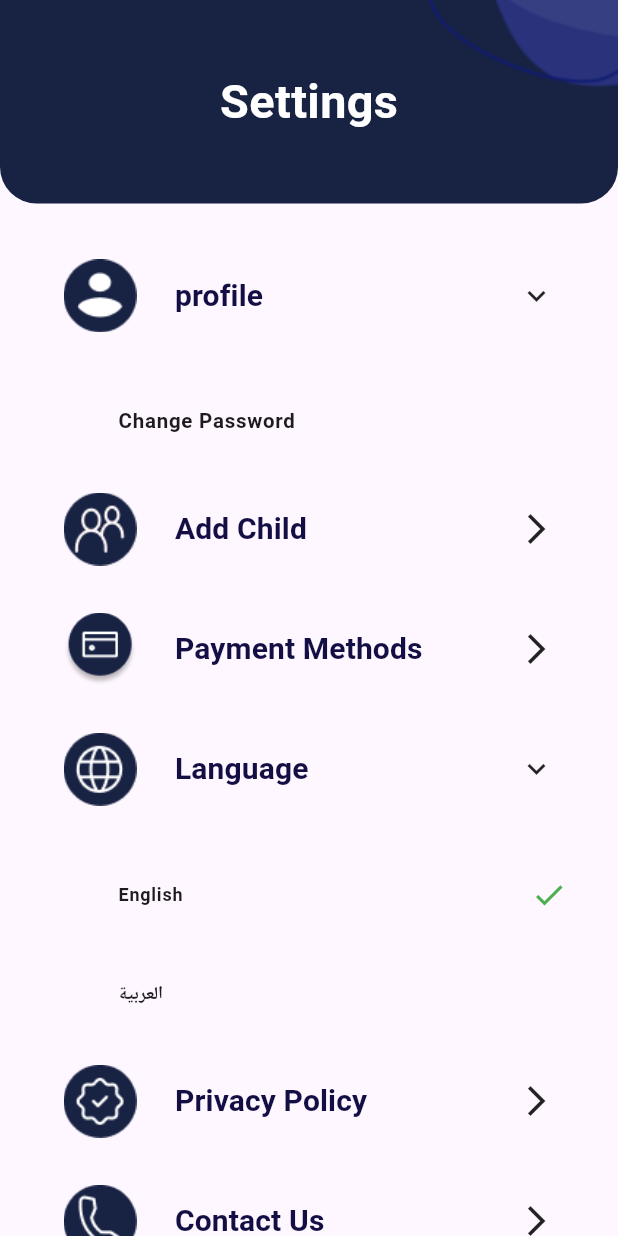
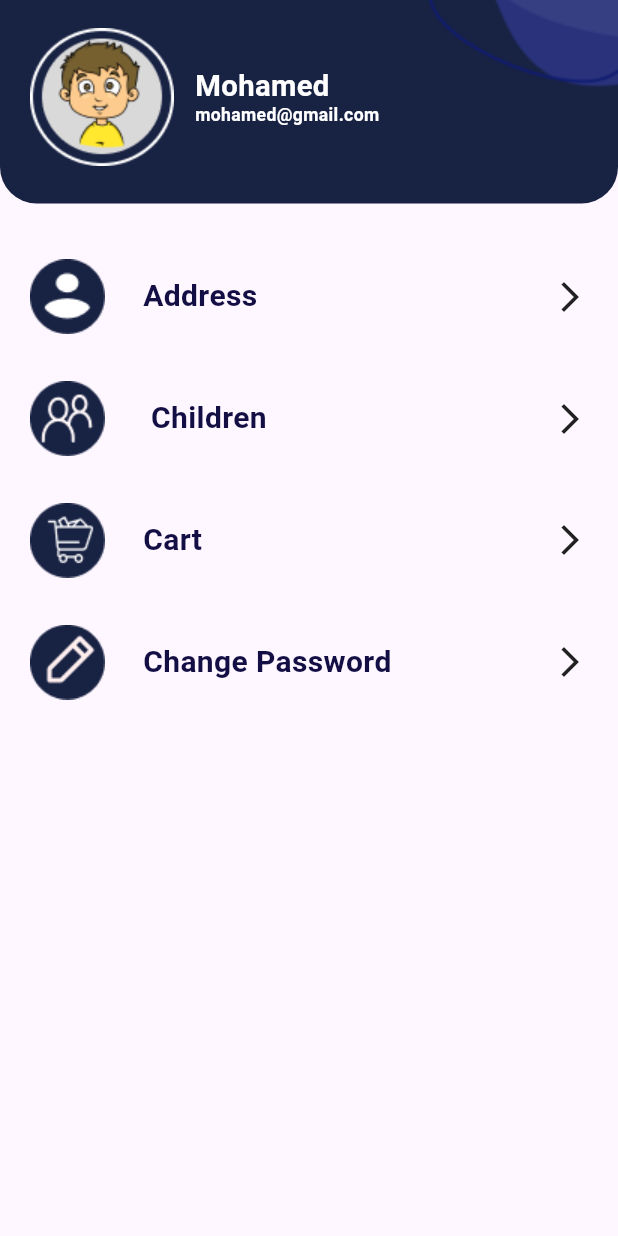
Before and after one commit to Youssef0200/Task_Two, a Flutter app: the SettingScreen screen opened directly, after a tap on "Language", after a tap on "profile", on a phone screen of 412 x 824 dp. Run offline on Flutter 3.47's test engine with Material 3 defaults, Android fonts, the phone set to English and light mode, and no system bars; our stand-ins replace cloud_firestore, firebase_core, flutter_screenutil, flutter_svg, get; missing offline and left inert: flutter_windowmanager; accounts and stored records are empty.

```diff
--- a/lib/task3/Screens/setting.dart
+++ b/lib/task3/Screens/setting.dart
@@ -1,7 +1,9 @@
 import 'package:flutter/material.dart';
 import 'package:flutter_screenutil/flutter_screenutil.dart';
+import 'package:get/get.dart';
 import 'package:untitled6/task3/component/change_passowrd.dart';
 import '../items/setting_items.dart';
+import '../profile.dart';
 
 class SettingScreen extends StatefulWidget {
   @override
@@ -10,18 +12,11 @@ class SettingScreen extends StatefulWidget {
 
 class _SettingScreenState extends State<SettingScreen> {
   bool isLanguageExpanded = false;
-  Map<int, bool> expandedItems = {};
   String selectedLanguage = 'English'; // Default language selection
 
   void toggleLanguageExpansion() {
     setState(() {
       isLanguageExpanded = !isLanguageExpanded;
-    });
-  }
-
-  void toggleItemExpansion(int index) {
-    setState(() {
-      expandedItems[index] = !(expandedItems[index] ?? false);
     });
   }
 
@@ -84,7 +79,8 @@ class _SettingScreenState extends State<SettingScreen> {
                               if (setting.title == 'Language') {
                                 toggleLanguageExpansion();
                               } else if (setting.title == 'profile') {
-                                toggleItemExpansion(index);
+                                // Navigate to another screen when 'Profile' is clicked
+                                Get.to(() => Profile());
                               }
                             },
                             child: Row(
@@ -108,8 +104,7 @@ class _SettingScreenState extends State<SettingScreen> {
                                 if (setting.title != 'Log Out')
                                   Icon(
                                     (setting.title == 'Language' &&
-                                        isLanguageExpanded) ||
-                                        (expandedItems[index] == true)
+                                        isLanguageExpanded)
                                         ? Icons.expand_more // Down arrow when expanded
                                         : Icons.arrow_forward_ios_outlined, // Right arrow when collapsed
                                   ),
@@ -118,26 +113,6 @@ class _SettingScreenState extends State<SettingScreen> {
                           ),
                         ),
                       ),
-                      // If "Profile" is expanded, show "Change Password"
-                      if (setting.title == 'profile' &&
-                          expandedItems[index] == true)
-                        Padding(
-                          padding: EdgeInsets.only(left: 50.w, bottom: 20.h),
-                          child: Column(
-                            crossAxisAlignment: CrossAxisAlignment.start,
-                            children: [
-                              ListTile(
-                                title: Text("Change Password",
-                                    style: TextStyle(
-                                        fontSize: 14.sp,
-                                        fontWeight: FontWeight.bold)),
-                                onTap: () {
-                                  showChangePasswordBottomSheet(context);
-                                },
-                              ),
-                            ],
-                          ),
-                        ),
                       // If "Language" is expanded, show language options
                       if (setting.title == 'Language' && isLanguageExpanded)
                         Padding(
--- /dev/null
+++ b/lib/task3/items/profile_info.dart
@@ -0,0 +1,9 @@
+import 'package:flutter/cupertino.dart';
+
+class ProfileInfo{
+  final String title;
+  final String imagePath;
+  final IconData icon;
+
+  ProfileInfo(this.title, this.imagePath, this.icon);
+}
--- /dev/null
+++ b/lib/task3/items/profile_items.dart
@@ -0,0 +1,13 @@
+import 'package:flutter/material.dart';
+import 'package:untitled6/task3/items/profile_info.dart';
+import 'package:untitled6/task3/items/setting_info.dart';
+
+class ProfileItems {
+  List<ProfileInfo> items = [
+    ProfileInfo('Address', 'assets/Group 154.png',Icons.arrow_forward_ios_outlined),
+    ProfileInfo(' Children ', 'assets/Group 155.png',Icons.arrow_forward_ios_outlined),
+    ProfileInfo('Cart', 'assets/Group 165.png',Icons.arrow_forward_ios_outlined),
+    ProfileInfo('Change Password  ', 'assets/Group 164.png',Icons.arrow_forward_ios_outlined),
+
+  ];
+}
--- /dev/null
+++ b/lib/task3/profile.dart
@@ -0,0 +1,125 @@
+import 'package:flutter/material.dart';
+import 'package:flutter_screenutil/flutter_screenutil.dart';
+import 'package:get/get.dart';
+import 'package:get/get_core/src/get_main.dart';
+import 'package:untitled6/task3/Screens/add_address.dart';
+import 'package:untitled6/task3/Screens/children.dart';
+import 'package:untitled6/task3/Screens/my_cart.dart';
+import 'package:untitled6/task3/component/change_passowrd.dart';
+import 'package:untitled6/task3/items/profile_items.dart';
+
+class Profile extends StatelessWidget {
+  const Profile({super.key});
+
+  @override
+  Widget build(BuildContext context) {
+    return Scaffold(
+      body: Column(
+        children: [
+          SafeArea(
+            child: Stack(
+              children: [
+                Container(
+                  width: 390.w,
+                  height: 139.h,
+                  decoration: BoxDecoration(
+                    color: const Color(0xFF182243),
+                    borderRadius: BorderRadius.only(
+                      bottomLeft: Radius.circular(25.r),
+                      bottomRight: Radius.circular(25.r),
+                    ),
+                  ),
+                ),
+                Positioned(
+                  right: 0,
+                  child: Image.asset('assets/design.png'),
+                ),
+                Positioned(
+                  left: 20,
+                  bottom: 25,
+                  child: Image.asset('assets/profile_picutre.png'),
+                ),
+                Positioned(
+                  bottom: 65,
+                  left: 130,
+                  child: Text(
+                    'Mohamed',
+                    style: TextStyle(
+                      color: Colors.white,
+                      fontSize: 20.sp,
+                      fontWeight: FontWeight.bold,
+                    ),
+                  ),
+                ),
+                Positioned(
+                  left: 130,
+                  bottom: 50,
+                  child: Text(
+                    'mohamed@gmail.com',
+                    style: TextStyle(
+                      color: Colors.white,
+                      fontSize: 12.sp,
+                      fontWeight: FontWeight.bold,
+                    ),
+                  ),
+                ),
+              ],
+            ),
+          ),
+          SizedBox(height: 38.h),
+          Expanded(
+            child: ListView.builder(
+              padding: EdgeInsets.symmetric(horizontal: 20),
+              itemCount: ProfileItems().items.length,
+              itemBuilder: (context, index) {
+                final profile = ProfileItems().items[index];
+
+                return GestureDetector(
+
+                  onTap: () {
+                    if (profile.title.trim() == 'Address') {
+                      Get.to(AddAddress()); // Navigate to Address screen
+                    } else if (profile.title.trim() == 'Children') {
+                      Get.to(ChilderenScreen()); // Navigate to Children screen
+                    } else if (profile.title.trim() == 'Cart') {
+                      Get.to(MyCart()); // Navigate to Cart screen
+                    }
+                    else if (profile.title.trim() == 'Change Password') {
+                      showChangePasswordBottomSheet(context); // Navigate to Change Password screen
+                    }
+                  },
+
+                  child: Padding(
+                    padding: EdgeInsets.only(bottom: 32.h),
+                    child: Row(
+                      children: [
+                        Image.asset(profile.imagePath),
+                        SizedBox(width: 24.w),
+                        SizedBox(
+                          width: 200.w,
+                          child: Text(
+                            profile.title,
+                            style: const TextStyle(
+                              fontSize: 20,
+                              fontWeight: FontWeight.bold,
+                              color: Color(0xFF130F44),
+                            ),
+                            maxLines: 1,
+                            overflow: TextOverflow.visible,
+                          ),
+
+                        ),
+                        Spacer(),
+                        Icon(profile.icon),
+                      ],
+                    ),
+                  ),
+                );
+              },
+            ),
+          ),
+        ],
+      ),
+    );
+  }
+}
--- a/pubspec.yaml
+++ b/pubspec.yaml
@@ -39,6 +39,8 @@ dependencies:
   flutter_svg: ^2.0.10+1
   get: ^4.6.6
   firebase_core: ^2.27.0
+  cloud_firestore: ^4.15.8
+  flutter_windowmanager: ^0.2.0
 
 dev_dependencies:
   flutter_test:
```
Also changed, not shown: lib/main.dart (+16 -4 lines), lib/task2/screens/screen_one.dart (+166 -181 lines), lib/task3/Screens/add_address.dart (+23 -1 lines), lib/task3/Screens/adresses.dart (added, +97 -0 lines), assets/Group 164.png (added), assets/Group 165.png (added), pubspec.lock, 4 other files.
